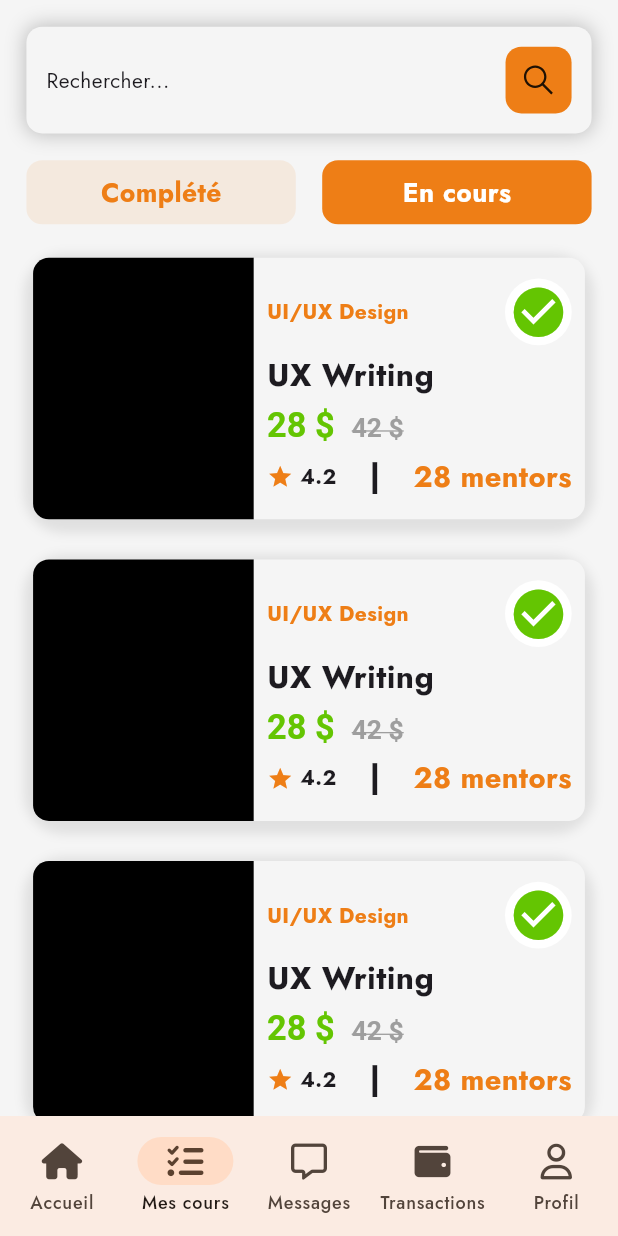
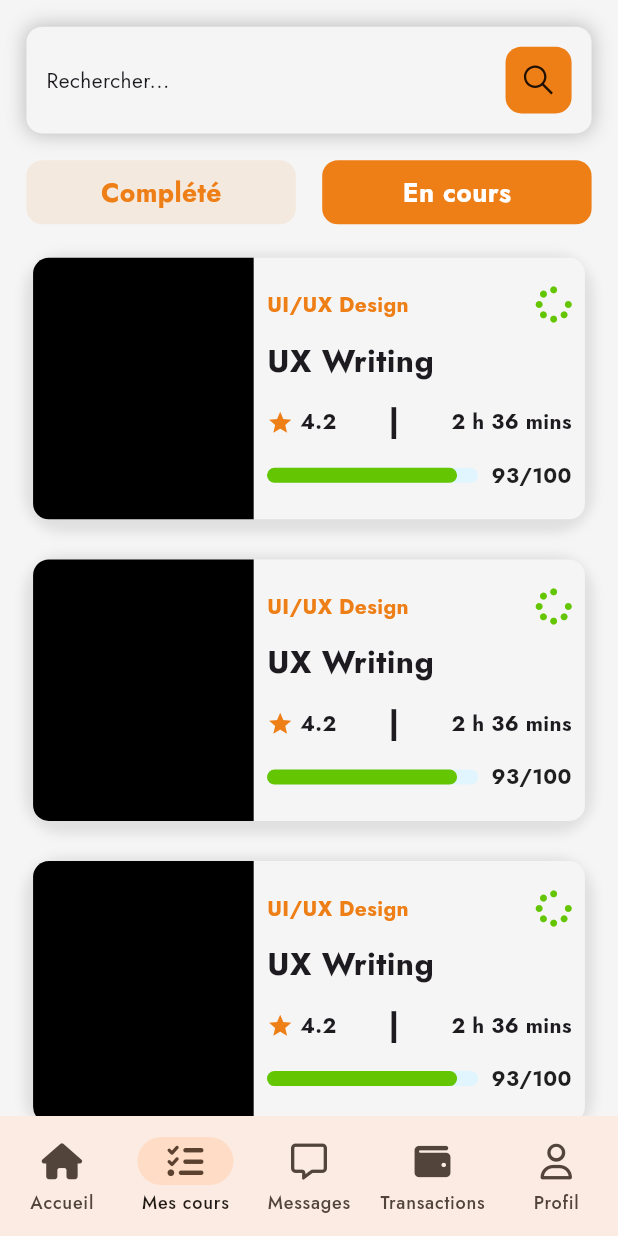
Before and after one commit to StephaneKuma/dex_ecoaching, a Flutter app: the UserCoursesPage screen opened by its route, after a tap on "En cours", on a phone screen of 412 x 824 dp. Run offline on Flutter 3.47's test engine with Material 3 defaults, Android fonts, the phone set to English and light mode, and no system bars; our stand-ins replace auto_route, carousel_slider, dartz, equatable, flutter_bloc, flutter_dotenv and 10 more; accounts and stored records are empty; generated files the repository leaves out were written again.

Commit message:
Refractor course widget and user courses page

```diff
--- a/lib/src/features/courses/presentation/pages/user_courses_page.dart
+++ b/lib/src/features/courses/presentation/pages/user_courses_page.dart
@@ -104,8 +104,15 @@ class _UserCoursesPageState extends State<UserCoursesPage> {
                 physics: const NeverScrollableScrollPhysics(),
                 itemCount: 10,
                 separatorBuilder: (context, index) => SizedBox(height: 20.h),
-                itemBuilder: (context, index) =>
-                    current == 1 ? CourseBox.inRaw() : CourseBox.completed(),
+                itemBuilder: (context, index) => current == 1
+                    ? CourseBox.completed(
+                        inProgress: true,
+                        completed: false,
+                      )
+                    : CourseBox.completed(
+                        inProgress: false,
+                        completed: true,
+                      ),
               )
             ],
           ),
--- a/lib/src/features/courses/presentation/widgets/course_box.dart
+++ b/lib/src/features/courses/presentation/widgets/course_box.dart
@@ -1,13 +1,16 @@
 // ignore_for_file: public_member_api_docs, sort_constructors_first
+import 'package:dartz/dartz.dart';
 import 'package:flutter/material.dart';
 import 'package:flutter_screenutil/flutter_screenutil.dart';
 
 import 'package:e_coaching/src/core/constants/colors.dart';
+import 'package:font_awesome_flutter/font_awesome_flutter.dart';
 
 class CourseBox extends StatelessWidget {
   const CourseBox({
     super.key,
     this.inRow = false,
+    this.inProgress = false,
     this.completed = false,
   });
 
@@ -15,12 +18,19 @@ class CourseBox extends StatelessWidget {
         inRow: true,
       );
 
-  factory CourseBox.completed() => const CourseBox(
+  factory CourseBox.completed({
+    required bool inProgress,
+    required bool completed,
+  }) {
+    return CourseBox(
       inRow: true,
-        completed: true,
+      inProgress: inProgress,
+      completed: completed,
     );
+  }
 
   final bool inRow;
+  final bool inProgress;
   final bool completed;
 
   @override
@@ -86,6 +96,7 @@ class CourseBox extends StatelessWidget {
                                     fontWeight: FontWeight.bold,
                                   ),
                                 ),
+                                if (completed && !inProgress)
                                   Container(
                                     height: 50.h,
                                     width: 50.h,
@@ -98,6 +109,16 @@ class CourseBox extends StatelessWidget {
                                       color: kTertiaryColor,
                                       size: 45.sp,
                                     ),
+                                  ),
+                                if (!completed && inProgress)
+                                  const FaIcon(
+                                    FontAwesomeIcons.spinner,
+                                    color: kTertiaryColor,
+                                  )
+                                else if (!completed && !inProgress)
+                                  const Icon(
+                                    Icons.bookmark,
+                                    color: kTertiaryColor,
                                   )
                               ],
                             ),
@@ -108,7 +129,7 @@ class CourseBox extends StatelessWidget {
                                 fontWeight: FontWeight.bold,
                               ),
                             ),
-                            if (!completed)
+                            if (!completed && !inProgress)
                               RichText(
                                 text: TextSpan(
                                   text: "28 \$  ",
@@ -156,7 +177,7 @@ class CourseBox extends StatelessWidget {
                                     fontWeight: FontWeight.bold,
                                   ),
                                 ),
-                                if (!completed)
+                                if (!completed && !inProgress)
                                   Text(
                                     "28 mentors",
                                     style: TextStyle(
@@ -165,7 +186,7 @@ class CourseBox extends StatelessWidget {
                                       fontWeight: FontWeight.bold,
                                     ),
                                   ),
-                                if (completed)
+                                if (completed || inProgress)
                                   const Text(
                                     "2 h 36 mins",
                                     style: TextStyle(
@@ -194,6 +215,51 @@ class CourseBox extends StatelessWidget {
                                   ),
                                 ),
                               ),
+                            if (inProgress)
+                              Row(
+                                mainAxisAlignment:
+                                    MainAxisAlignment.spaceBetween,
+                                children: <Widget>[
+                                  Expanded(
+                                    child: Container(
+                                      height: 10,
+                                      decoration: BoxDecoration(
+                                        color: Colors.lightBlue.shade50,
+                                        borderRadius: BorderRadius.circular(
+                                          12.r,
+                                        ),
+                                      ),
+                                      child: Row(
+                                        children: <Widget>[
+                                          Expanded(
+                                            flex: 9,
+                                            child: Container(
+                                              decoration: BoxDecoration(
+                                                color: kTertiaryColor,
+                                                borderRadius:
+                                                    BorderRadius.circular(
+                                                  12.r,
+                                                ),
+                                              ),
+                                            ),
+                                          ),
+                                          const Spacer(
+                                            flex: 1,
+                                          ),
+                                        ],
+                                      ),
+                                    ),
+                                  ),
+                                  SizedBox(width: 10.w),
+                                  const Text(
+                                    "93/100",
+                                    style: TextStyle(
+                                      color: kTitleColor,
+                                      fontWeight: FontWeight.bold,
+                                    ),
+                                  )
+                                ],
+                              )
                           ],
                         ),
                       ),
```
Lines whose indentation alone changed are shown as unchanged.
